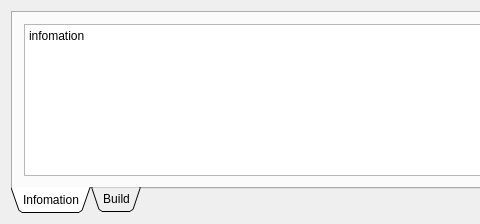
Old version of the form dev/src/GameStudio/form_log.ui in the repository lythm/ld3d; both pictures show x 0 to 480 and y 0 to 224 of the 766 by 224 pixel window.
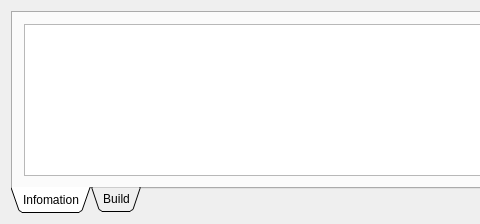
New version of the form. The open tabs and pages were chosen to show the change.

```diff
--- a/dev/src/GameStudio/form_log.ui
+++ b/dev/src/GameStudio/form_log.ui
@@ -31,16 +31,7 @@
       </attribute>
       <layout class="QGridLayout" name="gridLayout_2">
        <item row="0" column="0">
-        <widget class="QTextBrowser" name="textInfo">
-         <property name="html">
-          <string>&lt;!DOCTYPE HTML PUBLIC &quot;-//W3C//DTD HTML 4.0//EN&quot; &quot;http://www.w3.org/TR/REC-html40/strict.dtd&quot;&gt;
-&lt;html&gt;&lt;head&gt;&lt;meta name=&quot;qrichtext&quot; content=&quot;1&quot; /&gt;&lt;style type=&quot;text/css&quot;&gt;
-p, li { white-space: pre-wrap; }
-&lt;/style&gt;&lt;/head&gt;&lt;body style=&quot; font-family:'SimSun'; font-size:9pt; font-weight:400; font-style:normal;&quot;&gt;
-&lt;p style=&quot; margin-top:0px; margin-bottom:0px; margin-left:0px; margin-right:0px; -qt-block-indent:0; text-indent:0px;&quot;&gt;infomation&lt;/p&gt;
-&lt;p style=&quot;-qt-paragraph-type:empty; margin-top:0px; margin-bottom:0px; margin-left:0px; margin-right:0px; -qt-block-indent:0; text-indent:0px;&quot;&gt;&lt;br /&gt;&lt;/p&gt;&lt;/body&gt;&lt;/html&gt;</string>
-         </property>
-        </widget>
+        <widget class="QPlainTextEdit" name="textInfo"/>
        </item>
       </layout>
      </widget>
```
Left out of the diff: 12 changed lines with no effect on the pictures.
